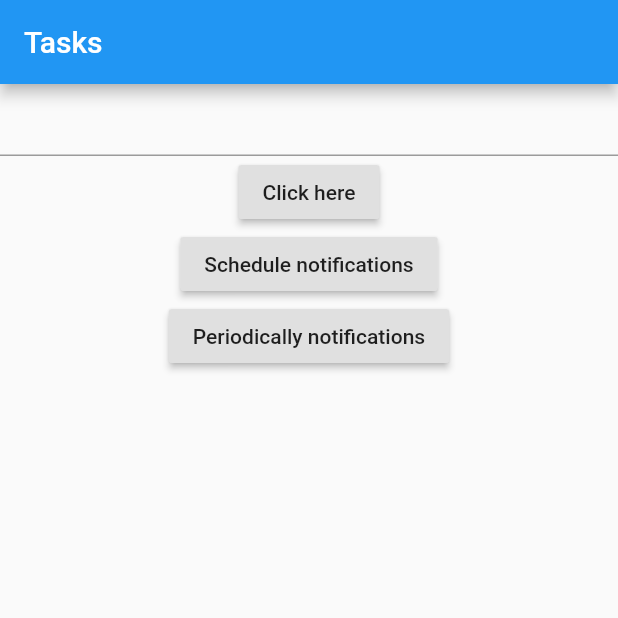
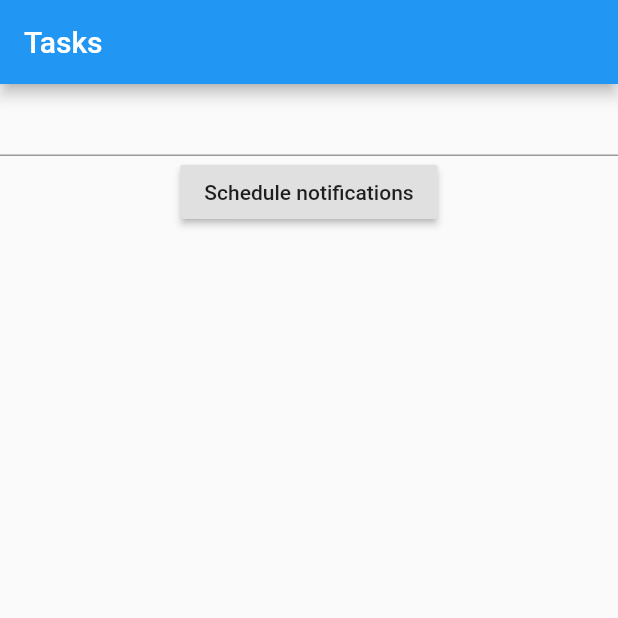
Before and after one commit to wwwxkz/flutterApp, a Flutter app: the screen it shows after launch, after a tap on "Schedule notifications", on a phone screen of 412 x 824 dp, the top half of it. Run offline on Flutter 3.47's test engine with Material 2 defaults, Android fonts, the phone set to English and light mode, and no system bars; our stand-ins replace flutter_local_notifications.

Commit message:
local notification now works

```diff
--- a/lib/main.dart
+++ b/lib/main.dart
@@ -83,16 +83,8 @@ class _MyHomePageState extends State<MyHomePage> {
               }
             ),
             RaisedButton(
-              onPressed: () => showOngoingNotification(notifications,title: 'Title', body: 'Body'),
-              child: Text('Click here')
-            ),
-            RaisedButton(
               onPressed: () async {await scheduleNotification(notifications,title: 'teste', body: 'tettete');},
               child: Text('Schedule notifications')
-            ),
-            RaisedButton(
-              onPressed: () async {await periodicallyNotification(notifications,title: 'periodi', body: 'tpeortete');},
-              child: Text('Periodically notifications')
             ),
             Expanded(
               child: ListView.builder(
@@ -119,7 +111,8 @@ class _MyHomePageState extends State<MyHomePage> {
     );
   }
 
-NotificationDetails get _ongoing {
+// Plataform Configuration ------------------------------------------------------------
+NotificationDetails get plataformConfig {
   final androidChannelSpecifics = AndroidNotificationDetails(
     'your channel id',
     'your channel name',
@@ -133,33 +126,7 @@ NotificationDetails get _ongoing {
   return NotificationDetails(androidChannelSpecifics, iOSChannelSpecifics);
 }
 
-
-// Normal Notificaton -------------------------------------------------------------
-
-Future showOngoingNotification(
-  FlutterLocalNotificationsPlugin notifications, {
-  @required String title,
-  @required String body,
-  int id = 0,
-}) =>
-    _showNotification(notifications,
-        title: title, body: body, id: id, type: _ongoing);
-
-Future _showNotification(
-  FlutterLocalNotificationsPlugin notifications, {
-  @required String title,
-  @required String body,
-  @required NotificationDetails type,
-  int id = 0,
-}) =>
-notifications.show(id, title, body, type);
-
-
-
-
-
 // Schedule Notificaton -------------------------------------------------------------
-
   var scheduledDate = DateTime.now().add(Duration(seconds: 5));
 
   Future scheduleNotification(
@@ -169,7 +136,7 @@ Future scheduleNotification(
     int id = 0,
   }) =>
       showScheduledNotification(notifications,
-        title: title, body: body, id: id, type: _ongoing);
+          title: title, body: body, id: id, type: plataformConfig);
 
   Future showScheduledNotification(
     FlutterLocalNotificationsPlugin notifications, {
@@ -179,42 +146,4 @@ Future showScheduledNotification(
     int id = 1,
   }) =>
   notifications.schedule(id, title, body, scheduledDate, type);
-//notifications.show(id, title, body, type);
-
-
-
-
-
-
-// Periodically Notificaton -------------------------------------------------------------
-
-Future periodicallyNotification(
-  FlutterLocalNotificationsPlugin notifications, {
-  @required String title,
-  @required String body,
-  int id = 0,
-}) =>
-    showPeriodicallyNotification(notifications,
-        title: title, body: body, id: id, type: _ongoing);
-
-Future showPeriodicallyNotification(
-  FlutterLocalNotificationsPlugin notifications, {
-  @required String title,
-  @required String body,
-  @required NotificationDetails type,
-  int id = 1,
-}) =>
-notifications.periodicallyShow(id, title, body, RepeatInterval.EveryMinute, type);
-
-
-
-
-
-
-
-
-
-
-
-
 }
```
Also changed, not shown: 1 other file. Lines whose indentation alone changed are shown as unchanged.
